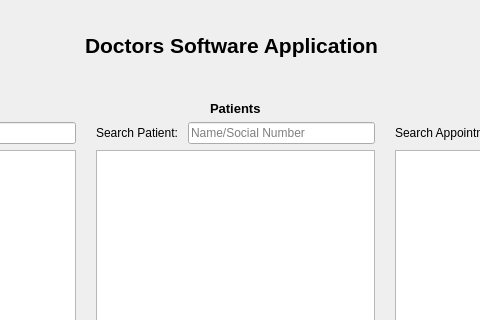
Before: the Qt Designer form GroupFour_DoctorsOffice/widget.ui in KittimasakBunrat/GroupFour_DoctorsOffice, drawn with Qt 5; both pictures show x 245 to 725 and y 0 to 320 of the 960 by 538 pixel window.
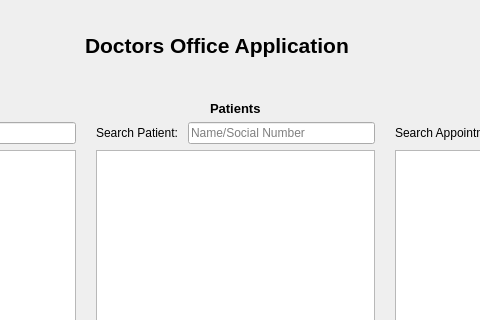
After: the same form once the commit is applied.

Commit message: doctor dropdown OK

What changed in the file:
```diff
--- a/GroupFour_DoctorsOffice/widget.ui
+++ b/GroupFour_DoctorsOffice/widget.ui
@@ -31,7 +31,7 @@
     </font>
    </property>
    <property name="text">
-    <string>Doctors Software Application</string>
+    <string>Doctors Office Application</string>
    </property>
   </widget>
   <widget class="QWidget" name="layoutWidget">
```
The commit also changes 2 other files.
